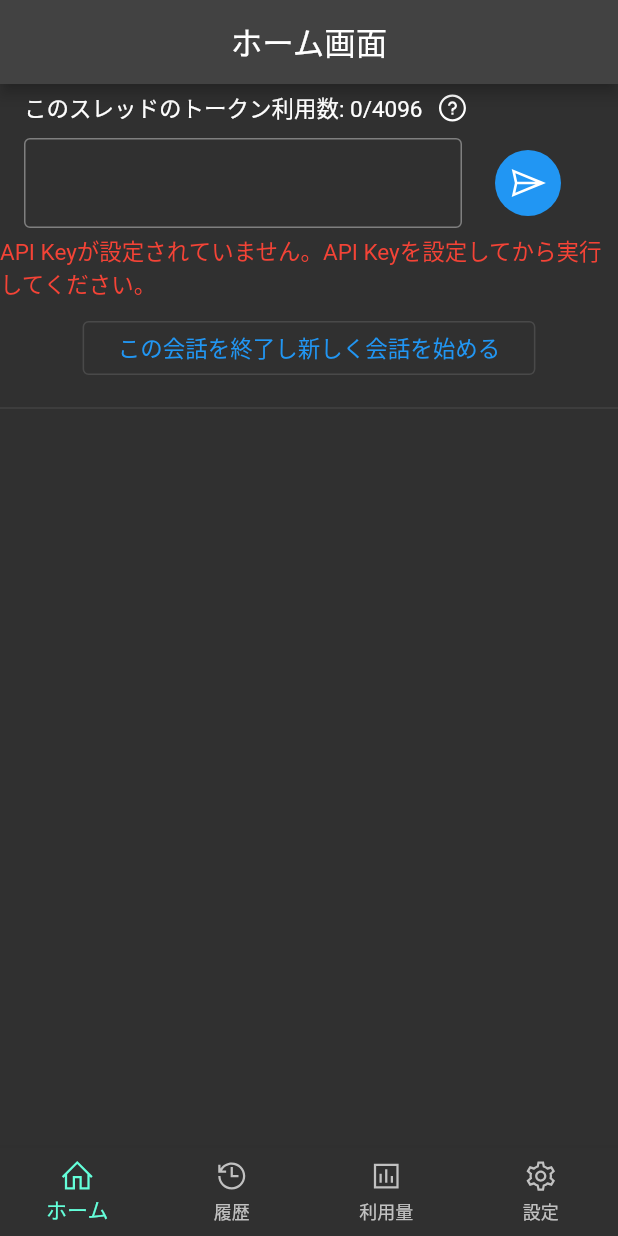
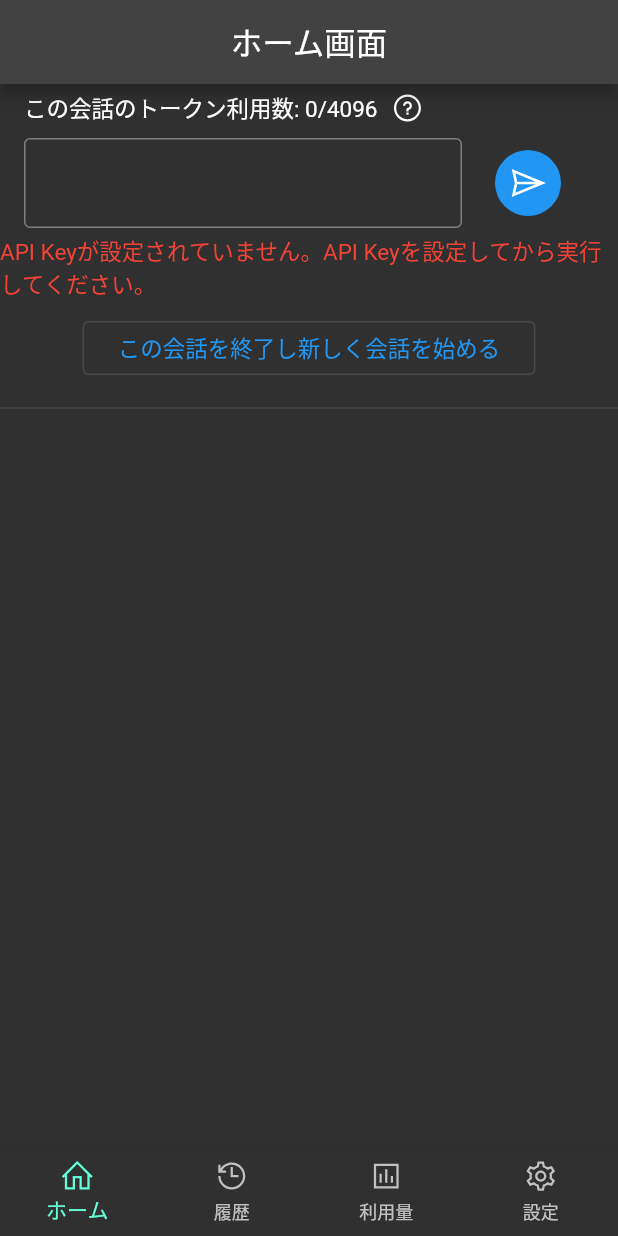
Before and after one commit to hotdrop/my-assistant, a Flutter app: the screen it shows after launch, on a phone screen of 412 x 824 dp. Run offline on Flutter 3.47's test engine with Material 2 defaults, Android fonts, the phone set to English and light mode, and no system bars; our stand-ins replace firebase_core, flutter_markdown, flutter_riverpod, freezed_annotation, hive_flutter, line_icons and 5 more; missing offline and left inert: markdown; accounts and stored records are empty; generated files the repository leaves out were written again; Roboto replaces fonts that are missing (Note Sans JP).

Commit message:
fix: 文言が不統一だったので修正

```diff
--- a/lib/ui/home/home_page.dart
+++ b/lib/ui/home/home_page.dart
@@ -43,7 +43,7 @@ class _ViewHeader extends ConsumerWidget {
     return Padding(
       padding: const EdgeInsets.symmetric(horizontal: 16, vertical: 4),
       child: Row(children: [
-        Text('このスレッドのトークン利用数: $totalTokenNum/$maxTokenNum'),
+        Text('この会話のトークン利用数: $totalTokenNum/$maxTokenNum'),
         const SizedBox(width: 8),
         Tooltip(
           message: '最大トークン数は$maxTokenNumです。最大トークンに達したら会話続行はできません。',
```
